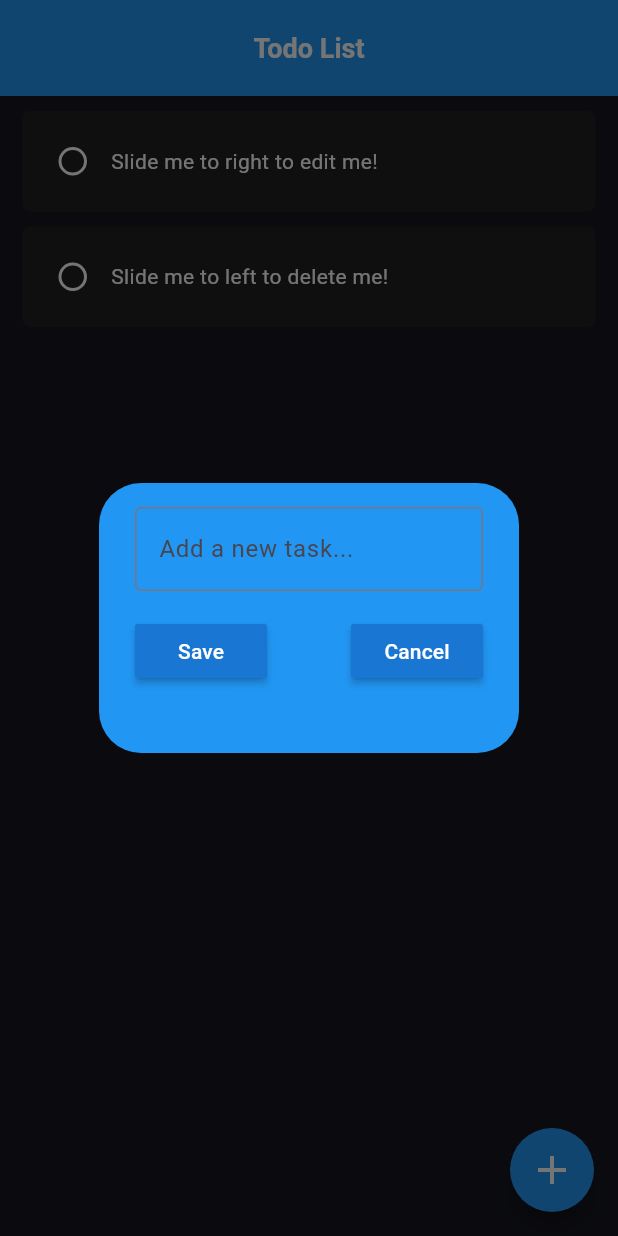
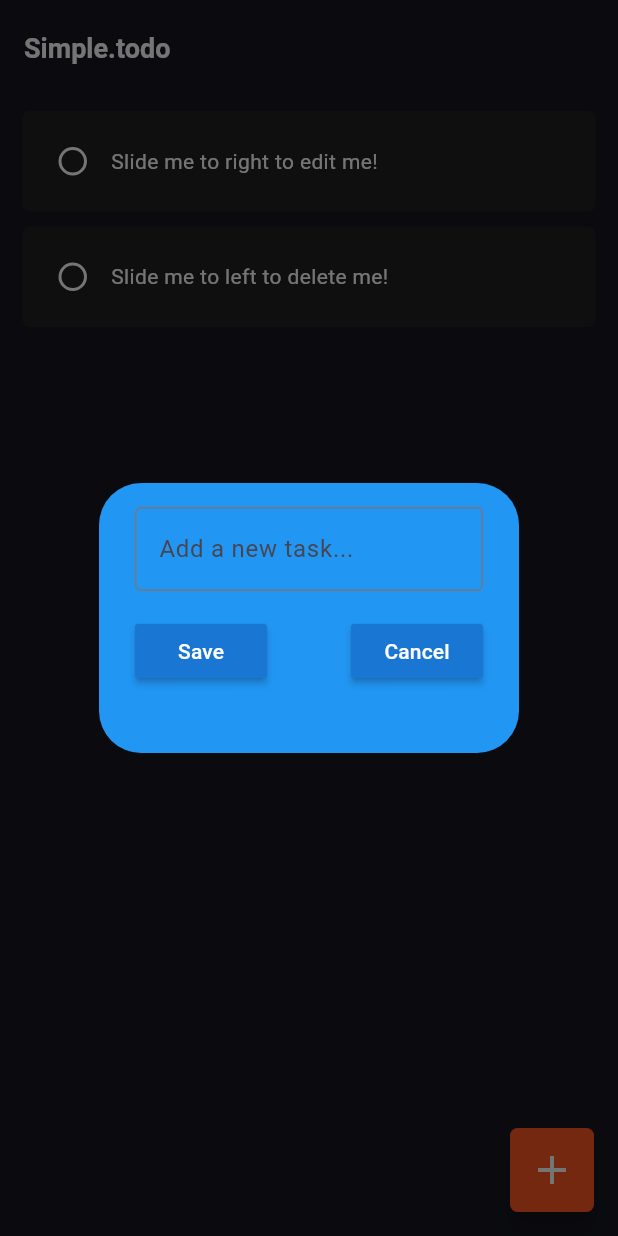
Before and after one commit to KelvinatorWas/ToDoApp-Flutter, a Flutter app: the screen it shows after launch, after a tap on the "add" icon, on a phone screen of 412 x 824 dp. Run offline on Flutter 3.47's test engine with Material 3 defaults, Android fonts, the phone set to English and light mode, and no system bars; drawn by our look-alikes of flutter_slidable; our stand-ins replace hive_flutter; accounts and stored records are empty.

Commit message:
color scheme changes

```diff
--- a/lib/main.dart
+++ b/lib/main.dart
@@ -1,6 +1,6 @@
+import 'package:ToDo/pages/home_page.dart';
 import 'package:flutter/material.dart';
 import 'package:hive_flutter/hive_flutter.dart';
-import 'package:ToDo/pages/home_page.dart';
 
 void main() async {
   await Hive.initFlutter();
@@ -17,7 +17,7 @@ class TodoApp extends StatelessWidget {
     return MaterialApp(
       debugShowCheckedModeBanner: false,
       home: const HomePage(),
-      theme: ThemeData(appBarTheme: const AppBarTheme( backgroundColor:Colors.blue)),
+      theme: ThemeData(appBarTheme: const AppBarTheme( backgroundColor: Colors.transparent)),
     );
   }
 }
--- a/lib/pages/home_page.dart
+++ b/lib/pages/home_page.dart
@@ -116,8 +116,8 @@ class HomePageState extends State<HomePage> {
   FloatingActionButton homePageStateFloatingActionButton() {
     return FloatingActionButton(
       onPressed: createNewToDoTask,
-      backgroundColor: Colors.blue,
-      shape: const CircleBorder(),
+      backgroundColor: Colors.deepOrange,
+      shape: RoundedRectangleBorder(borderRadius: BorderRadius.circular(5)),
       child: const Icon(
         Icons.add,
         color: Colors.white,
@@ -128,11 +128,9 @@ class HomePageState extends State<HomePage> {
 
   AppBar homePageStateAppBar() {
     return AppBar(
-      title: const Center(
-        child: Text(
-          "Todo List",
-          style: TextStyle(fontWeight: FontWeight.bold, color: Colors.white, fontSize: 18.0),
-        ),
+      title: const Text(
+        "Simple.todo",
+        style: TextStyle(fontWeight: FontWeight.bold, color: Colors.white, fontSize: 18.0),
       ),
       elevation: 0,
       toolbarHeight: 64,
```
Also changed, not shown: 1 other file.
